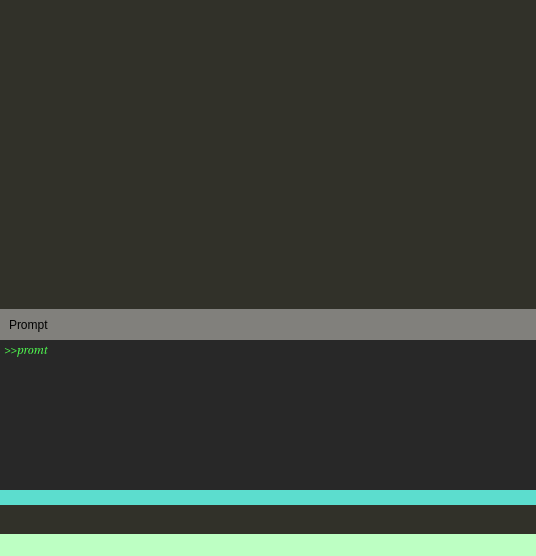
The window that mainwindow.ui (sme-gmbh/smepowercad) describes before a commit, drawn with Qt 5.
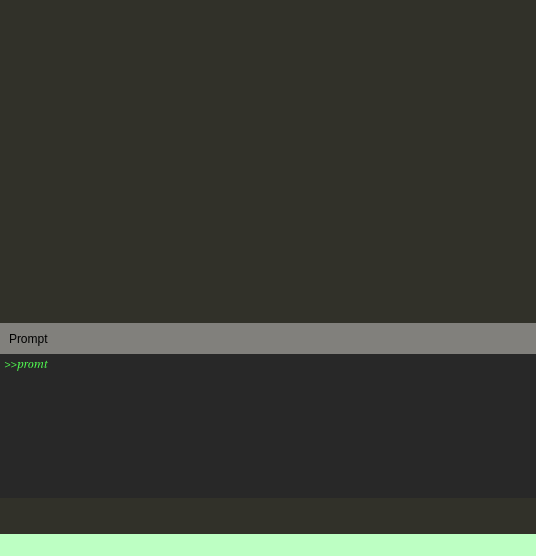
The same window after the commit. Icons and pictures are not drawn.

Diff of the .ui file:
```diff
--- a/mainwindow.ui
+++ b/mainwindow.ui
@@ -28,13 +28,13 @@
 
 QMainWindow
 {
-	background-color: rgb(49, 49, 41)
+	background-color: rgb(49, 49, 41);
 }
 
 QMainWindow::separator
 {
 	/*background-color: rgb(102, 132, 86);*/
-	background-color: rgb(0, 0, 0);
+	background-color: rgb(49, 49, 41);
 	width: 3px;
 	height: 3px;
 }
@@ -152,14 +152,14 @@
   <widget class="QDockWidget" name="dockWidgetPrompt">
    <property name="minimumSize">
     <size>
-     <width>123</width>
-     <height>196</height>
+     <width>0</width>
+     <height>175</height>
     </size>
    </property>
    <property name="maximumSize">
     <size>
      <width>524287</width>
-     <height>196</height>
+     <height>175</height>
     </size>
    </property>
    <property name="features">
```
